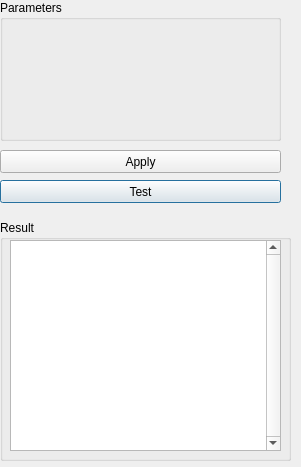
Before: the Qt Designer form source/Goldenberry/widgets/Optimization/GbCgaWidget.ui in narg95/goldenberry, drawn with Qt 5.
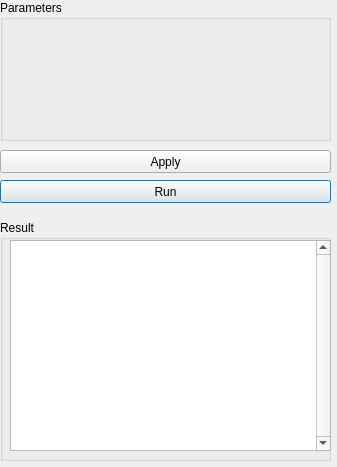
After: the same form once the commit is applied.

Commit message: widgets caption changed.  Test to Run

Diff of the .ui file:
```diff
--- a/source/Goldenberry/widgets/Optimization/GbCgaWidget.ui
+++ b/source/Goldenberry/widgets/Optimization/GbCgaWidget.ui
@@ -10,7 +10,7 @@
    <rect>
     <x>0</x>
     <y>0</y>
-    <width>301</width>
+    <width>337</width>
     <height>467</height>
    </rect>
   </property>
@@ -22,7 +22,7 @@
     <rect>
      <x>0</x>
      <y>0</y>
-     <width>281</width>
+     <width>331</width>
      <height>141</height>
     </rect>
    </property>
@@ -41,7 +41,7 @@
     <rect>
      <x>0</x>
      <y>220</y>
-     <width>291</width>
+     <width>331</width>
      <height>241</height>
     </rect>
    </property>
@@ -53,7 +53,7 @@
      <rect>
       <x>10</x>
       <y>20</y>
-      <width>271</width>
+      <width>321</width>
       <height>211</height>
      </rect>
     </property>
@@ -67,12 +67,12 @@
     <rect>
      <x>0</x>
      <y>180</y>
-     <width>281</width>
+     <width>331</width>
      <height>23</height>
     </rect>
    </property>
    <property name="text">
-    <string>Test</string>
+    <string>Run</string>
    </property>
   </widget>
   <widget class="QPushButton" name="applyButton">
@@ -80,7 +80,7 @@
     <rect>
      <x>0</x>
      <y>150</y>
-     <width>281</width>
+     <width>331</width>
      <height>23</height>
     </rect>
    </property>
```
The commit also changes 16 other files.
